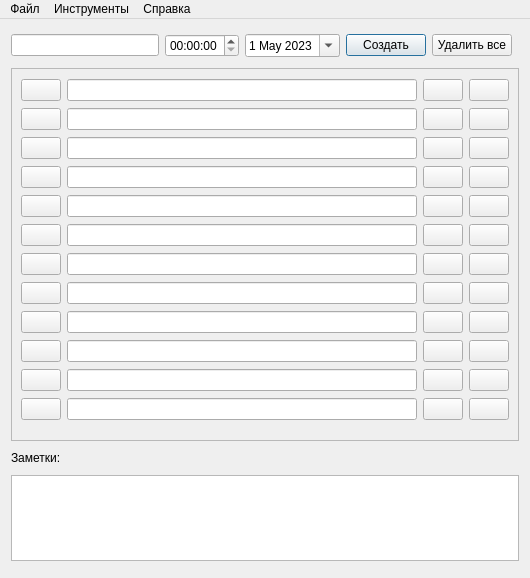
Old version of the form mainwindow.ui in the repository glucogen19/Organizer.
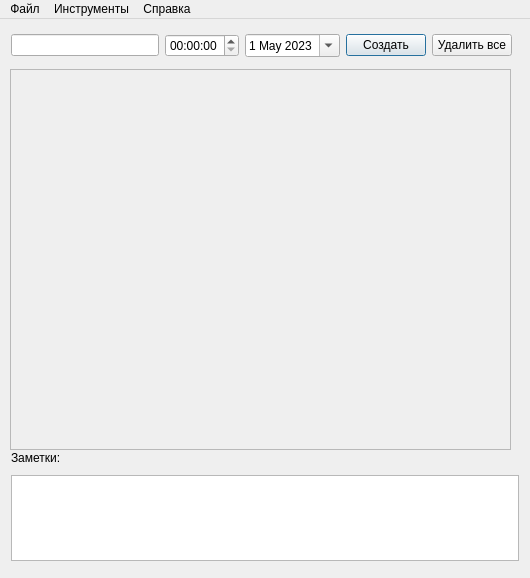
New version of the form.

What changed in the file:
```diff
--- a/mainwindow.ui
+++ b/mainwindow.ui
@@ -43,482 +43,7 @@
      <string>Заметки:</string>
     </property>
    </widget>
-   <widget class="QScrollArea" name="scrollArea">
-    <property name="geometry">
-     <rect>
-      <x>11</x>
-      <y>49</y>
-      <width>508</width>
-      <height>373</height>
-     </rect>
-    </property>
-    <property name="widgetResizable">
-     <bool>true</bool>
-    </property>
-    <widget class="QWidget" name="scrollAreaWidgetContents_2">
-     <property name="geometry">
-      <rect>
-       <x>0</x>
-       <y>-76</y>
-       <width>489</width>
-       <height>447</height>
-      </rect>
-     </property>
-     <layout class="QGridLayout" name="gridLayout">
-      <item row="0" column="0">
-       <widget class="QPushButton" name="pushButton_1">
-        <property name="text">
-         <string/>
-        </property>
-        <property name="checkable">
-         <bool>true</bool>
-        </property>
-        <property name="checked">
-         <bool>false</bool>
-        </property>
-       </widget>
-      </item>
-      <item row="0" column="1">
-       <widget class="QLineEdit" name="lineEdit_1">
-        <property name="readOnly">
-         <bool>true</bool>
-        </property>
-       </widget>
-      </item>
-      <item row="0" column="2">
-       <widget class="QPushButton" name="pushButton_13">
-        <property name="text">
-         <string/>
-        </property>
-        <property name="checkable">
-         <bool>false</bool>
-        </property>
-       </widget>
-      </item>
-      <item row="0" column="3">
-       <widget class="QPushButton" name="pushButton_25">
-        <property name="text">
-         <string/>
-        </property>
-        <property name="checkable">
-         <bool>false</bool>
-        </property>
-       </widget>
-      </item>
-      <item row="1" column="0">
-       <widget class="QPushButton" name="pushButton_2">
-        <property name="text">
-         <string/>
-        </property>
-        <property name="checkable">
-         <bool>true</bool>
-        </property>
-       </widget>
-      </item>
-      <item row="1" column="1">
-       <widget class="QLineEdit" name="lineEdit_2">
-        <property name="readOnly">
-         <bool>true</bool>
-        </property>
-       </widget>
-      </item>
-      <item row="1" column="2">
-       <widget class="QPushButton" name="pushButton_14">
-        <property name="text">
-         <string/>
-        </property>
-        <property name="checkable">
-         <bool>false</bool>
-        </property>
-       </widget>
-      </item>
-      <item row="1" column="3">
-       <widget class="QPushButton" name="pushButton_26">
-        <property name="text">
-         <string/>
-        </property>
-        <property name="checkable">
-         <bool>false</bool>
-        </property>
-       </widget>
-      </item>
-      <item row="2" column="0">
-       <widget class="QPushButton" name="pushButton_3">
-        <property name="text">
-         <string/>
-        </property>
-        <property name="checkable">
-         <bool>true</bool>
-        </property>
-       </widget>
-      </item>
-      <item row="2" column="1">
-       <widget class="QLineEdit" name="lineEdit_3">
-        <property name="readOnly">
-         <bool>true</bool>
-        </property>
-       </widget>
-      </item>
-      <item row="2" column="2">
-       <widget class="QPushButton" name="pushButton_15">
-        <property name="text">
-         <string/>
-        </property>
-        <property name="checkable">
-         <bool>false</bool>
-        </property>
-       </widget>
-      </item>
-      <item row="2" column="3">
-       <widget class="QPushButton" name="pushButton_27">
-        <property name="text">
-         <string/>
-        </property>
-        <property name="checkable">
-         <bool>false</bool>
-        </property>
-       </widget>
-      </item>
-      <item row="3" column="0">
-       <widget class="QPushButton" name="pushButton_4">
-        <property name="text">
-         <string/>
-        </property>
-        <property name="checkable">
-         <bool>true</bool>
-        </property>
-       </widget>
-      </item>
-      <item row="3" column="1">
-       <widget class="QLineEdit" name="lineEdit_4">
-        <property name="readOnly">
-         <bool>true</bool>
-        </property>
-       </widget>
-      </item>
-      <item row="3" column="2">
-       <widget class="QPushButton" name="pushButton_16">
-        <property name="text">
-         <string/>
-        </property>
-        <property name="checkable">
-         <bool>false</bool>
-        </property>
-       </widget>
-      </item>
-      <item row="3" column="3">
-       <widget class="QPushButton" name="pushButton_28">
-        <property name="text">
-         <string/>
-        </property>
-        <property name="checkable">
-         <bool>false</bool>
-        </property>
-       </widget>
-      </item>
-      <item row="4" column="0">
-       <widget class="QPushButton" name="pushButton_5">
-        <property name="text">
-         <string/>
-        </property>
-        <property name="checkable">
-         <bool>true</bool>
-        </property>
-       </widget>
-      </item>
-      <item row="4" column="1">
-       <widget class="QLineEdit" name="lineEdit_5">
-        <property name="readOnly">
-         <bool>true</bool>
-        </property>
-       </widget>
-      </item>
-      <item row="4" column="2">
-       <widget class="QPushButton" name="pushButton_17">
-        <property name="text">
-         <string/>
-        </property>
-        <property name="checkable">
-         <bool>false</bool>
-        </property>
-       </widget>
-      </item>
-      <item row="4" column="3">
-       <widget class="QPushButton" name="pushButton_29">
-        <property name="text">
-         <string/>
-        </property>
-        <property name="checkable">
-         <bool>false</bool>
-        </property>
-       </widget>
-      </item>
-      <item row="5" column="0">
-       <widget class="QPushButton" name="pushButton_6">
-        <property name="text">
-         <string/>
-        </property>
-        <property name="checkable">
-         <bool>true</bool>
-        </property>
-       </widget>
-      </item>
-      <item row="5" column="1">
-       <widget class="QLineEdit" name="lineEdit_6">
-        <property name="readOnly">
-         <bool>true</bool>
-        </property>
-       </widget>
-      </item>
-      <item row="5" column="2">
-       <widget class="QPushButton" name="pushButton_18">
-        <property name="text">
-         <string/>
-        </property>
-        <property name="checkable">
-         <bool>false</bool>
-        </property>
-       </widget>
-      </item>
-      <item row="5" column="3">
-       <widget class="QPushButton" name="pushButton_30">
-        <property name="text">
-         <string/>
-        </property>
-        <property name="checkable">
-         <bool>false</bool>
-        </property>
-       </widget>
-      </item>
-      <item row="6" column="0">
-       <widget class="QPushButton" name="pushButton_7">
-        <property name="text">
-         <string/>
-        </property>
-        <property name="checkable">
-         <bool>true</bool>
-        </property>
-       </widget>
-      </item>
-      <item row="6" column="1">
-       <widget class="QLineEdit" name="lineEdit_7">
-        <property name="readOnly">
-         <bool>true</bool>
-        </property>
-       </widget>
-      </item>
-      <item row="6" column="2">
-       <widget class="QPushButton" name="pushButton_19">
-        <property name="text">
-         <string/>
-        </property>
-        <property name="checkable">
-         <bool>false</bool>
-        </property>
-       </widget>
-      </item>
-      <item row="6" column="3">
-       <widget class="QPushButton" name="pushButton_31">
-        <property name="text">
-         <string/>
-        </property>
-        <property name="checkable">
-         <bool>false</bool>
-        </property>
-       </widget>
-      </item>
-      <item row="7" column="0">
-       <widget class="QPushButton" name="pushButton_8">
-        <property name="text">
-         <string/>
-        </property>
-        <property name="checkable">
-         <bool>true</bool>
-        </property>
-       </widget>
-      </item>
-      <item row="7" column="1">
-       <widget class="QLineEdit" name="lineEdit_8">
-        <property name="readOnly">
-         <bool>true</bool>
-        </property>
-       </widget>
-      </item>
-      <item row="7" column="2">
-       <widget class="QPushButton" name="pushButton_20">
-        <property name="text">
-         <string/>
-        </property>
-        <property name="checkable">
-         <bool>false</bool>
-        </property>
-       </widget>
-      </item>
-      <item row="7" column="3">
-       <widget class="QPushButton" name="pushButton_32">
-        <property name="text">
-         <string/>
-        </property>
-        <property name="checkable">
-         <bool>false</bool>
-        </property>
-       </widget>
-      </item>
-      <item row="8" column="0">
-       <widget class="QPushButton" name="pushButton_9">
-        <property name="text">
-         <string/>
-        </property>
-        <property name="checkable">
-         <bool>true</bool>
-        </property>
-        <property name="checked">
-         <bool>false</bool>
-        </property>
-       </widget>
-      </item>
-      <item row="8" column="1">
-       <widget class="QLineEdit" name="lineEdit_9">
-        <property name="readOnly">
-         <bool>true</bool>
-        </property>
-       </widget>
-      </item>
-      <item row="8" column="2">
-       <widget class="QPushButton" name="pushButton_21">
-        <property name="text">
-         <string/>
-        </property>
-        <property name="checkable">
-         <bool>false</bool>
-        </property>
-       </widget>
-      </item>
-      <item row="8" column="3">
-       <widget class="QPushButton" name="pushButton_33">
-        <property name="text">
-         <string/>
-        </property>
-        <property name="checkable">
-         <bool>false</bool>
-        </property>
-       </widget>
-      </item>
-      <item row="9" column="0">
-       <widget class="QPushButton" name="pushButton_10">
-        <property name="text">
-         <string/>
-        </property>
-        <property name="checkable">
-         <bool>true</bool>
-        </property>
-       </widget>
-      </item>
-      <item row="9" column="1">
-       <widget class="QLineEdit" name="lineEdit_10">
-        <property name="readOnly">
-         <bool>true</bool>
-        </property>
-       </widget>
-      </item>
-      <item row="9" column="2">
-       <widget class="QPushButton" name="pushButton_22">
-        <property name="text">
-         <string/>
-        </property>
-        <property name="checkable">
-         <bool>false</bool>
-        </property>
-       </widget>
-      </item>
-      <item row="9" column="3">
-       <widget class="QPushButton" name="pushButton_34">
-        <property name="text">
-         <string/>
-        </property>
-        <property name="checkable">
-         <bool>false</bool>
-        </property>
-       </widget>
-      </item>
-      <item row="10" column="0">
-       <widget class="QPushButton" name="pushButton_11">
-        <property name="text">
-         <string/>
-        </property>
-        <property name="checkable">
-         <bool>true</bool>
-        </property>
-       </widget>
-      </item>
-      <item row="10" column="1">
-       <widget class="QLineEdit" name="lineEdit_11">
-        <property name="readOnly">
-         <bool>true</bool>
-        </property>
-       </widget>
-      </item>
-      <item row="10" column="2">
-       <widget class="QPushButton" name="pushButton_23">
-        <property name="text">
-         <string/>
-        </property>
-        <property name="checkable">
-         <bool>false</bool>
-        </property>
-       </widget>
-      </item>
-      <item row="10" column="3">
-       <widget class="QPushButton" name="pushButton_35">
-        <property name="text">
-         <string/>
-        </property>
-        <property name="checkable">
-         <bool>false</bool>
-        </property>
-       </widget>
-      </item>
-      <item row="11" column="0">
-       <widget class="QPushButton" name="pushButton_12">
-        <property name="text">
-         <string/>
-        </property>
-        <property name="checkable">
-         <bool>true</bool>
-        </property>
-       </widget>
-      </item>
-      <item row="11" column="1">
-       <widget class="QLineEdit" name="lineEdit_12">
-        <property name="readOnly">
-         <bool>true</bool>
-        </property>
-       </widget>
-      </item>
-      <item row="11" column="2">
-       <widget class="QPushButton" name="pushButton_24">
-        <property name="text">
-         <string/>
-        </property>
-        <property name="checkable">
-         <bool>false</bool>
-        </property>
-       </widget>
-      </item>
-      <item row="11" column="3">
-       <widget class="QPushButton" name="pushButton_36">
-        <property name="text">
-         <string/>
-        </property>
-        <property name="checkable">
-         <bool>false</bool>
-        </property>
-       </widget>
-      </item>
-     </layout>
-    </widget>
-   </widget>
-   <widget class="QWidget" name="">
+   <widget class="QWidget" name="layoutWidget">
     <property name="geometry">
      <rect>
       <x>11</x>
@@ -580,6 +105,29 @@
      </item>
     </layout>
    </widget>
+   <widget class="QScrollArea" name="scrollArea">
+    <property name="geometry">
+     <rect>
+      <x>10</x>
+      <y>50</y>
+      <width>501</width>
+      <height>381</height>
+     </rect>
+    </property>
+    <property name="widgetResizable">
+     <bool>true</bool>
+    </property>
+    <widget class="QWidget" name="scrollAreaWidgetContents">
+     <property name="geometry">
+      <rect>
+       <x>0</x>
+       <y>0</y>
+       <width>499</width>
+       <height>379</height>
+      </rect>
+     </property>
+    </widget>
+   </widget>
   </widget>
   <widget class="QMenuBar" name="menubar">
    <property name="geometry">
```
